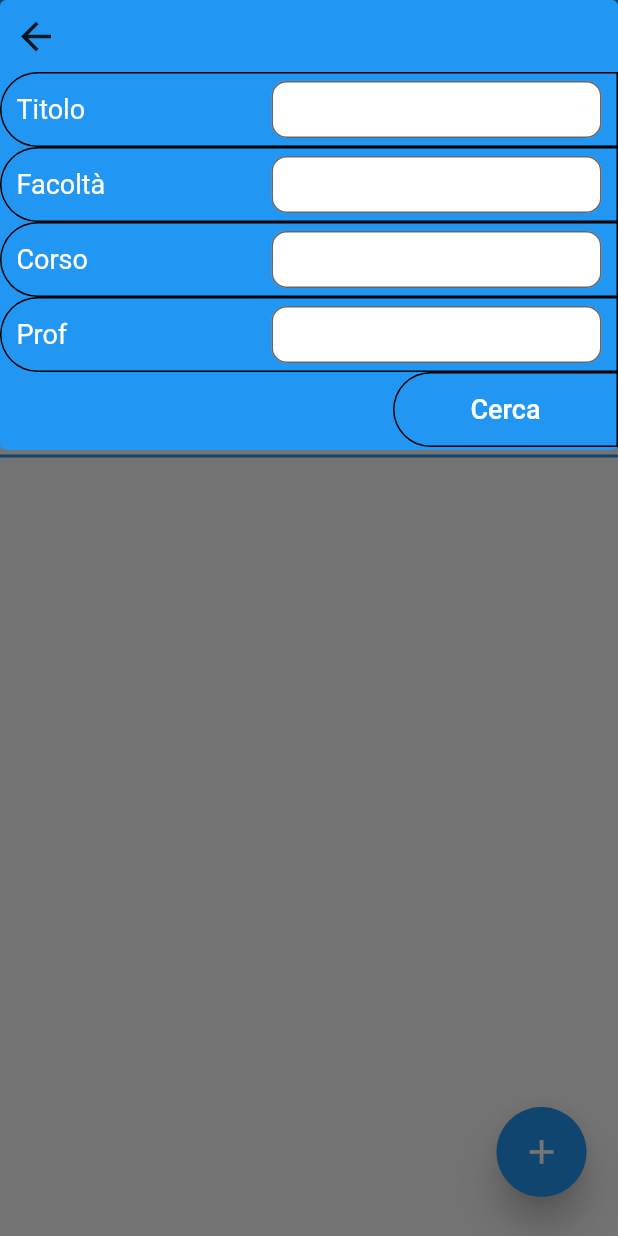
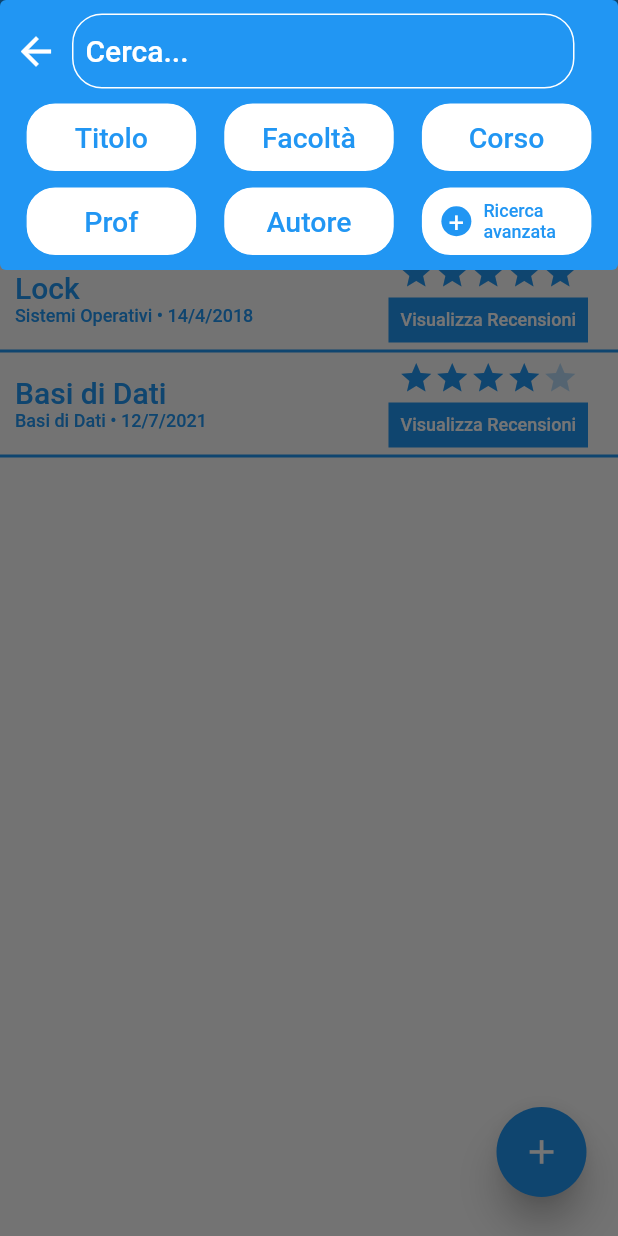
Before and after one commit to Nefesis93/ium_project, a Flutter app: the screen it shows after launch, after a tap on the "search" icon, on a phone screen of 412 x 824 dp. Run offline on Flutter 3.47's test engine with Material 2 defaults, Android fonts, the phone set to English and light mode, and no system bars.

Commit message:
Finestra cerca

```diff
--- a/lib/pages/add_recensione/recensione_inserita.dart
+++ b/lib/pages/add_recensione/recensione_inserita.dart
@@ -19,18 +19,17 @@ class RecensioneInserita extends StatelessWidget {
     return Scaffold(
       appBar: AppBar(),
       bottomNavigationBar: const DefaultBottomBar(),
-      floatingActionButton: const FloatingPlusButton(),
+      //floatingActionButton: const FloatingPlusButton(),
       floatingActionButtonLocation: FloatingActionButtonLocation.centerDocked,
-      body: ListView(
-      shrinkWrap: true,
-      children: <Widget>[
+      body: ListView(shrinkWrap: true, children: <Widget>[
         Container(
             padding: const EdgeInsets.fromLTRB(10, 10, 10, 0),
             //titolo
             child: Column(
               children: <Widget>[
                 Text(
-                (TopicToMateria().getMap()[TopicInfo().getTopic()] as Materia).getTitle(),
+                  (TopicToMateria().getMap()[TopicInfo().getTopic()] as Materia)
+                      .getTitle(),
                   textAlign: TextAlign.center,
                   style: const TextStyle(
                     color: Colors.blue,
@@ -50,14 +49,20 @@ class RecensioneInserita extends StatelessWidget {
                             crossAxisAlignment: CrossAxisAlignment.start,
                             children: <Widget>[
                               Text(
-                            (TopicToMateria().getMap()[TopicInfo().getTopic()] as Materia).getPublisher(),
+                                (TopicToMateria()
+                                            .getMap()[TopicInfo().getTopic()]
+                                        as Materia)
+                                    .getPublisher(),
                                 style: const TextStyle(
                                   color: Colors.blue,
                                   fontSize: 16,
                                 ),
                               ),
                               Text(
-                            (TopicToMateria().getMap()[TopicInfo().getTopic()] as Materia).getTeacher(),
+                                (TopicToMateria()
+                                            .getMap()[TopicInfo().getTopic()]
+                                        as Materia)
+                                    .getTeacher(),
                                 style: const TextStyle(
                                   color: Colors.blue,
                                   fontSize: 16,
@@ -73,14 +78,20 @@ class RecensioneInserita extends StatelessWidget {
                             crossAxisAlignment: CrossAxisAlignment.end,
                             children: <Widget>[
                               Text(
-                            (TopicToMateria().getMap()[TopicInfo().getTopic()] as Materia).getTopic(),
+                                (TopicToMateria()
+                                            .getMap()[TopicInfo().getTopic()]
+                                        as Materia)
+                                    .getTopic(),
                                 style: const TextStyle(
                                   color: Colors.blue,
                                   fontSize: 16,
                                 ),
                               ),
                               Text(
-                            (TopicToMateria().getMap()[TopicInfo().getTopic()] as Materia).getDepartment(),
+                                (TopicToMateria()
+                                            .getMap()[TopicInfo().getTopic()]
+                                        as Materia)
+                                    .getDepartment(),
                                 style: const TextStyle(
                                   color: Colors.blue,
                                   fontSize: 16,
@@ -89,11 +100,11 @@ class RecensioneInserita extends StatelessWidget {
                             ],
                           ),
                         ),
-                  ]
-                ),
+                      ]),
                 ),
                 //bottone scarica
-              AppuntiUtility.getButtonScarica(context, TopicInfo().getTopic()),
+                AppuntiUtility.getButtonScarica(
+                    context, TopicInfo().getTopic()),
                 Padding(
                   padding: const EdgeInsets.fromLTRB(0, 20, 0, 0),
                   child: Container(
@@ -101,9 +112,7 @@ class RecensioneInserita extends StatelessWidget {
                       width: 330,
                       decoration: BoxDecoration(
                         borderRadius: BorderRadius.circular(20),
-                    border: Border.all(
-                      color: Colors.blue
-                    ),
+                        border: Border.all(color: Colors.blue),
                       ),
                       child: Padding(
                           padding: const EdgeInsets.all(0),
@@ -112,32 +121,41 @@ class RecensioneInserita extends StatelessWidget {
                             children: <Widget>[
                               IconButton(
                                 icon: Image.asset(
-                            (TopicToMateria().getMap()[TopicInfo().getTopic()] as Materia).getList()[0],
+                                  (TopicToMateria()
+                                              .getMap()[TopicInfo().getTopic()]
+                                          as Materia)
+                                      .getList()[0],
                                   height: 300,
                                 ),
                                 iconSize: 320,
                                 onPressed: () {
-                            Navigator.push(context, CustomAnimations.rightToLeft(MyPage.notesPreview));
+                                  Navigator.push(
+                                      context,
+                                      CustomAnimations.rightToLeft(
+                                          MyPage.notesPreview));
                                 },
                               ),
                               IconButton(
                                 icon: Image.asset(
-                            (TopicToMateria().getMap()[TopicInfo().getTopic()] as Materia).getList()[1],
+                                  (TopicToMateria()
+                                              .getMap()[TopicInfo().getTopic()]
+                                          as Materia)
+                                      .getList()[1],
                                   height: 300,
                                 ),
                                 iconSize: 320,
                                 onPressed: () {
-                            Navigator.push(context, CustomAnimations.rightToLeft(MyPage.notesPreview));
+                                  Navigator.push(
+                                      context,
+                                      CustomAnimations.rightToLeft(
+                                          MyPage.notesPreview));
                                 },
                               ),
                             ],
-                    )
-                  )
-                ),
+                          ))),
                 ),
               ],
-          )
-        ),
+            )),
         Container(
           alignment: Alignment.center,
           padding: const EdgeInsets.fromLTRB(10, 10, 10, 10),
@@ -152,7 +170,7 @@ class RecensioneInserita extends StatelessWidget {
         _getButtonRecensione(context, TopicInfo().getTopic()),
         //AppuntiUtility.getRecensioni(context, TopicInfo().getTopic()),
         Column(
-      children: <Widget> [
+          children: <Widget>[
             //container che contiene le 3 stelline a inizio pagina
             Container(
                 height: 40,
@@ -189,8 +207,7 @@ class RecensioneInserita extends StatelessWidget {
                               "Chiarezza",
                             )
                           ],
-                )
-              ),
+                        )),
                     //bottone validità
                     TextButton(
                         onLongPress: () {
@@ -213,8 +230,7 @@ class RecensioneInserita extends StatelessWidget {
                               "Validitá",
                             ),
                           ],
-                )
-              ),
+                        )),
                     //bottone completezza
                     TextButton(
                         onLongPress: () {
@@ -237,11 +253,9 @@ class RecensioneInserita extends StatelessWidget {
                               "Completezza",
                             )
                           ],
-                )
-              )
+                        ))
                   ],
-          )
-        ),
+                )),
             _getBoxRecensione(
                 context,
                 "Edward Elric",
@@ -249,9 +263,7 @@ class RecensioneInserita extends StatelessWidget {
                 Recensione().getVotoValidita(),
                 Recensione().getVotoCompletezza(),
                 Recensione().getRecensione(),
-          true
-        ),
-
+                true),
 
             _getBoxRecensione(
                 context,
@@ -262,8 +274,7 @@ class RecensioneInserita extends StatelessWidget {
                 "Gli appunti sono veramente ben fatti. Sono riuscita a passare l’esame solo grazie a questi appunti."
                     "Da sola non riuscivo a capire molti concetti che invece quì ho trovato espressi molto chiaramente."
                     "Consigliatissimi a chiunque!",
-              false
-            ),
+                false),
             //seconda recensione
             _getBoxRecensione(
               context,
@@ -278,8 +289,7 @@ class RecensioneInserita extends StatelessWidget {
             ),
           ],
         )
-      ]
-    ),
+      ]),
     );
   }
 
@@ -294,17 +304,13 @@ class RecensioneInserita extends StatelessWidget {
             color: Colors.blue,
           ),
           child: TextButton(
-            onPressed: () => {
-              Navigator.pushNamed(context, '/add_recensione')
-            },
-            child: const Text(
-              "Modifica la tua Recensione",
+            onPressed: () => {Navigator.pushNamed(context, '/add_recensione')},
+            child: const Text("Modifica la tua Recensione",
                 textAlign: TextAlign.center,
                 style: TextStyle(
                   color: Colors.white,
                   fontSize: 18,
-              )
-            ),
+                )),
           ),
         ),
       );
@@ -313,13 +319,20 @@ class RecensioneInserita extends StatelessWidget {
     }
   }
 
-  static Widget _getBoxRecensione(BuildContext context, String nome, int chiarezza, int validita, int completezza, String testoRecensione, bool personale) {
+  static Widget _getBoxRecensione(
+      BuildContext context,
+      String nome,
+      int chiarezza,
+      int validita,
+      int completezza,
+      String testoRecensione,
+      bool personale) {
     Map<int, Color> coloreVoto = {
-      1 : Colors.red.shade600,
-      2 : Colors.red.shade400,
-      3 : Colors.orange,
-      4 : Colors.lightGreen.shade300,
-      5 : Colors.green.shade500
+      1: Colors.red.shade600,
+      2: Colors.red.shade400,
+      3: Colors.orange,
+      4: Colors.lightGreen.shade300,
+      5: Colors.green.shade500
     };
 
     return Row(
@@ -396,7 +409,7 @@ class RecensioneInserita extends StatelessWidget {
                             Text(
                               validita.toString(),
                               style: TextStyle(
-                                color:coloreVoto[validita],
+                                color: coloreVoto[validita],
                                 fontSize: 15,
                                 fontWeight: FontWeight.bold,
                               ),
@@ -437,7 +450,6 @@ class RecensioneInserita extends StatelessWidget {
     );
   }
 
-
   static Widget _getPollice(bool personale) {
     if (personale) {
       return Container(
--- a/lib/pages/home/home.dart
+++ b/lib/pages/home/home.dart
@@ -21,7 +21,6 @@ class Home extends StatelessWidget {
         //barra inferiore
         //bottomNavigationBar: const DefaultBottomBar(),
         //più della barra inferiore
-        floatingActionButton: const FloatingPlusButton(),
         floatingActionButtonLocation: FloatingActionButtonLocation.endFloat,
         //floatingActionButtonLocation: FloatingActionButtonLocation.
         resizeToAvoidBottomInset: false,
--- a/lib/pages/home/search.dart
+++ b/lib/pages/home/search.dart
@@ -30,8 +30,9 @@ class Search {
               backgroundColor: Colors.blue,
               content: SizedBox(
                 width: MediaQuery.of(context).size.width,
-                height: 300,
+                height: 180,
                 child: Column(
+                  mainAxisAlignment: MainAxisAlignment.spaceEvenly,
                   crossAxisAlignment: CrossAxisAlignment.end,
                   children: <Widget>[
                     Row(children: <Widget>[
@@ -41,16 +42,44 @@ class Search {
                           },
                           icon: const Icon(
                             Icons.arrow_back,
+                            color: Colors.white,
                             size: 30,
-                          ))
+                          )),
+                      Container(
+                          width: 335,
+                          height: 50,
+                          decoration: BoxDecoration(
+                            borderRadius: BorderRadius.circular(20),
+                            border: Border.all(
+                              color: Colors.white,
+                            ),
+                          ),
+                          child: Row(children: <Widget>[
+                            TextButton(
+                                onPressed: () => 0,
+                                child: const Text("Cerca...",
+                                    style: TextStyle(
+                                        fontSize: 20, color: Colors.white)))
+                          ]))
                     ]),
                     //riga Titolo`
-                    _getInputRow(context, "Titolo", _titoloController),
-                    _getInputRow(context, "Facoltà", _facoltaController),
-                    _getInputRow(context, "Corso", _corsoController),
-                    _getInputRow(context, "Prof", _profController),
-                    //_getInputRow(context, "Autore", _autoreController),
-                    Container(
+                    Row(
+                      mainAxisAlignment: MainAxisAlignment.spaceEvenly,
+                      children: <Widget>[
+                        _getContainerSearch(context, "Titolo", true),
+                        _getContainerSearch(context, "Facoltà", true),
+                        _getContainerSearch(context, "Corso", true),
+                      ],
+                    ),
+                    Row(
+                      mainAxisAlignment: MainAxisAlignment.spaceEvenly,
+                      children: <Widget>[
+                        _getContainerSearch(context, "Prof", true),
+                        _getContainerSearch(context, "Autore", true),
+                        _getContainerSearch(context, "Ricerca avanzata", false),
+                      ],
+                    ),
+                    /*Container(
                       width: 150,
                       decoration: BoxDecoration(
                         color: Colors.blue,
@@ -142,11 +171,57 @@ class Search {
                           ),
                         ),
                       ),
-                    )
+                    )*/
                   ],
                 ),
               ),
             ));
+  }
+
+  static Widget _getContainerSearch(
+      BuildContext context, String text, bool plus) {
+    return Container(
+        width: 115,
+        height: 47,
+        alignment: Alignment.center,
+        decoration: BoxDecoration(
+            borderRadius: BorderRadius.circular(20),
+            border: Border.all(
+              color: Colors.blue,
+            ),
+            color: Colors.white),
+        child: Row(
+            mainAxisAlignment:
+                plus ? MainAxisAlignment.center : MainAxisAlignment.end,
+            children: <Widget>[
+              getIcon(plus),
+              SizedBox(
+                  width: 80,
+                  child: TextButton(
+                      onPressed: () => 0,
+                      child: Text(text,
+                          style: TextStyle(
+                              fontSize: plus ? 19 : 12, color: Colors.blue))))
+            ]));
+  }
+
+  static Widget getIcon(bool plus) {
+    if (!plus) {
+      return Container(
+          width: 20,
+          height: 20,
+          decoration: BoxDecoration(
+            color: Colors.blue,
+            borderRadius: BorderRadius.circular(30),
+          ),
+          child: const Text(
+            "+",
+            textAlign: TextAlign.center,
+            style: TextStyle(color: Colors.white, fontSize: 18),
+          ));
+    } else {
+      return const SizedBox();
+    }
   }
 
   /*
--- a/lib/pages/library/library.dart
+++ b/lib/pages/library/library.dart
@@ -364,10 +364,30 @@ class _LibraryState extends State<Library> {
   Widget build(BuildContext context) {
     return Scaffold(
       appBar: const DefaultBar(),
-      floatingActionButton:
-          LibraryInfo().getState() ? const FloatingPlusButton() : null,
+      floatingActionButton: LibraryInfo().getState() ? getFAB(context) : null,
       resizeToAvoidBottomInset: false,
       body: _createBody(context),
     );
   }
+
+  Widget getFAB(BuildContext context) {
+    return Container(
+        height: 70,
+        width: 70,
+        padding: const EdgeInsets.only(bottom: 10),
+        child: FittedBox(
+            child: FloatingActionButton(
+          elevation: 10,
+          backgroundColor: Colors.blue,
+          foregroundColor: Colors.white,
+          onPressed: () {
+            Navigator.pushNamed(context, '/add_appunto')
+                .then((value) => setState(() {}));
+          },
+          child: const Icon(
+            Icons.add,
+            size: 25,
+          ),
+        )));
+  }
 }
--- a/lib/utility/bars/bars.dart
+++ b/lib/utility/bars/bars.dart
@@ -113,6 +113,7 @@ class DefaultBottomBar extends StatelessWidget implements PreferredSizeWidget {
 /*
 pulsante + che andrà inserito nel mezzo della bottom bar
 */
+/*
 class FloatingPlusButton extends StatelessWidget {
   const FloatingPlusButton({Key? key}) : super(key: key);
 
@@ -143,6 +144,7 @@ class FloatingPlusButton extends StatelessWidget {
         )));
   }
 }
+*/
 
 class CloseAppBar extends StatelessWidget implements PreferredSizeWidget {
   const CloseAppBar({
```
Lines whose indentation alone changed are shown as unchanged.
